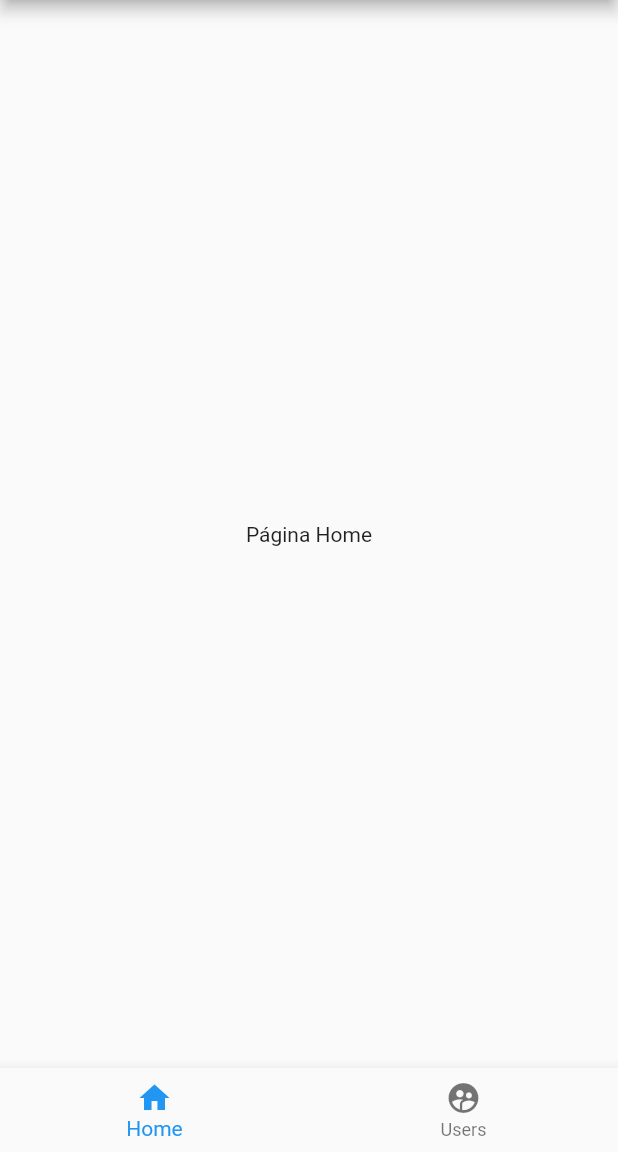
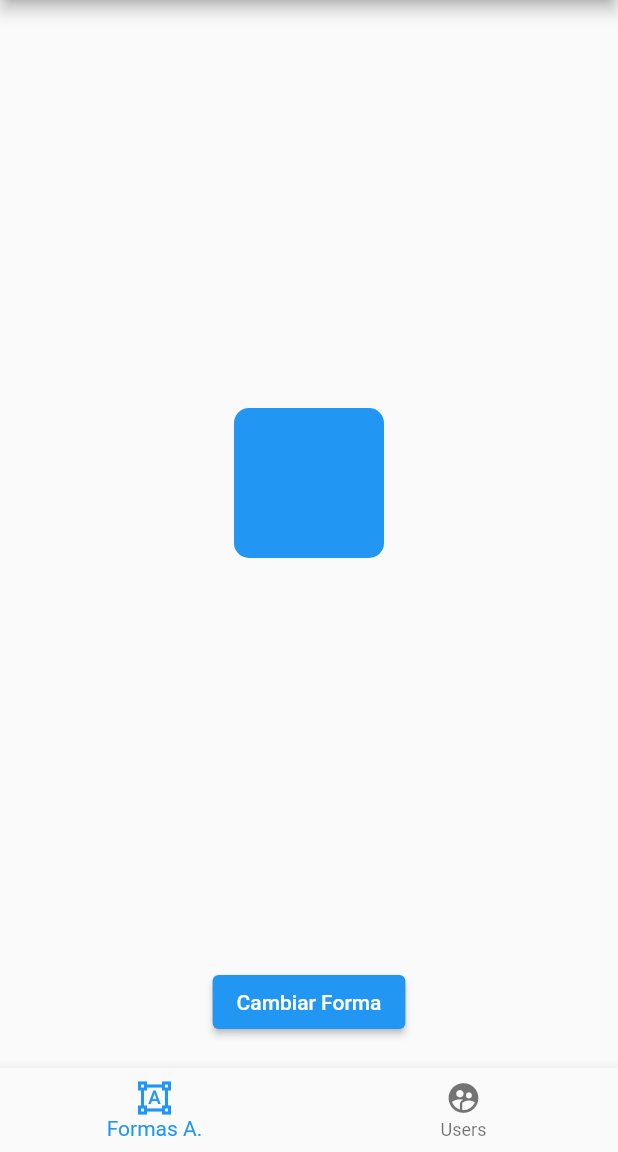
Before and after one commit to leonardos4enz/Aprendiendo-Flutter, a Flutter app: the Page07 screen opened directly, on a phone screen of 412 x 824 dp, the part 84-1236 px from its top. Run offline on Flutter 3.47's test engine with Material 2 defaults, Android fonts, the phone set to English and light mode, and no system bars; network calls fail.

```diff
--- a/lib/pages/page07.dart
+++ b/lib/pages/page07.dart
@@ -1,4 +1,5 @@
 import 'package:flutter/material.dart';
+import 'dart:math';
 
 class Page07 extends StatefulWidget {
   @override
@@ -31,7 +32,8 @@ class _Page07State extends State<Page07> {
           },
           currentIndex: _actualPage,
           items: [
-            BottomNavigationBarItem(icon: Icon(Icons.home), label: "Home"),
+            BottomNavigationBarItem(
+                icon: Icon(Icons.format_shapes), label: "Formas A."),
             BottomNavigationBarItem(
                 icon: Icon(Icons.supervised_user_circle), label: "Users")
           ],
@@ -39,12 +41,55 @@ class _Page07State extends State<Page07> {
   }
 }
 
-class PaginaHome extends StatelessWidget {
+class PaginaHome extends StatefulWidget {
   const PaginaHome({Key? key}) : super(key: key);
 
   @override
+  State<PaginaHome> createState() => _PaginaHomeState();
+}
+
+class _PaginaHomeState extends State<PaginaHome> {
+  double _width = 100.0;
+  double _heigh = 100.0;
+  Color _color = Colors.blue;
+  BorderRadius _borderRadius = BorderRadius.circular(10);
+
+  double lower = 30.0;
+  double upper = 300.0;
+
+  @override
   Widget build(BuildContext context) {
-    return Center(child: Text("Página Home"));
+    return Column(
+      children: [
+        Expanded(
+          child: Center(
+              child: AnimatedContainer(
+            duration: Duration(milliseconds: 300),
+            curve: Curves.fastOutSlowIn,
+            width: _width,
+            height: _heigh,
+            decoration: BoxDecoration(
+              borderRadius: _borderRadius,
+              color: _color,
+            ),
+          )),
+        ),
+        ElevatedButton(
+            onPressed: () {
+              setState(() {
+                _width = (Random().nextDouble() * (upper - lower)) + lower;
+                _heigh = (Random().nextDouble() * (upper - lower)) + lower;
+                _color = randomColor();
+                _borderRadius =
+                    BorderRadius.circular(Random().nextInt(40).toDouble());
+              });
+            },
+            child: Text("Cambiar Forma")),
+        SizedBox(
+          height: 20,
+        )
+      ],
+    );
   }
 }
 
@@ -56,3 +101,12 @@ class PaginaUsers extends StatelessWidget {
     return Center(child: Text("Página Users"));
   }
 }
+
+Color randomColor() {
+  return Color.fromARGB(
+    255,
+    Random().nextInt(256),
+    Random().nextInt(256),
+    Random().nextInt(256),
+  );
+}
```
